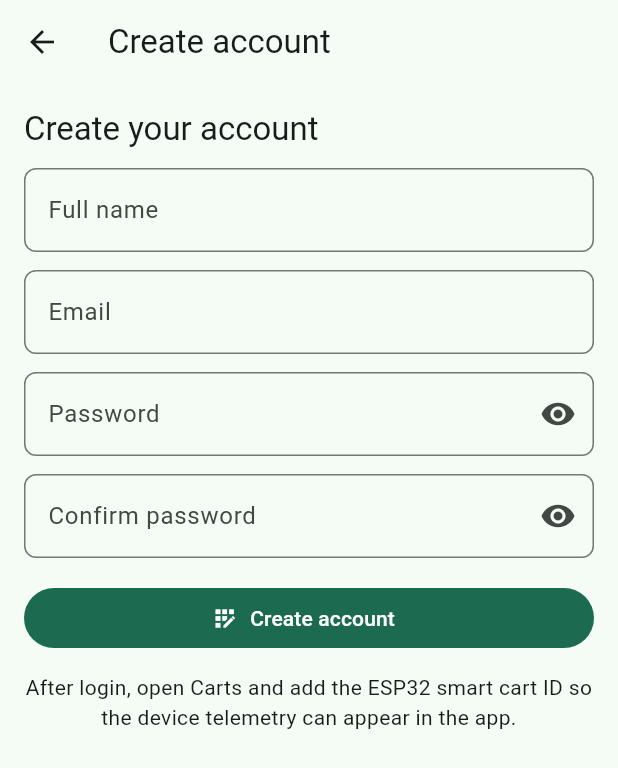
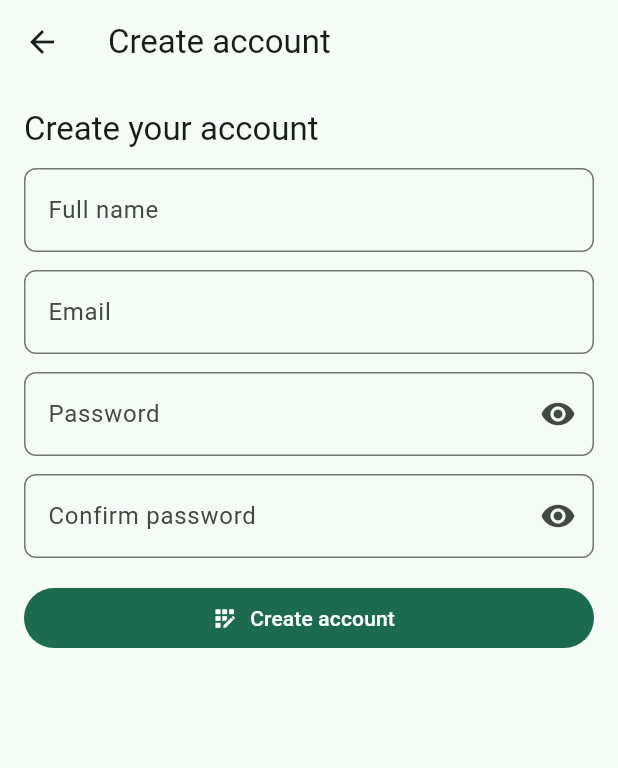
Before and after one commit to Ommymax/smartcart, a Flutter app: the screen it shows after launch, after a tap on "Login", after a tap on "Create account", on a phone screen of 412 x 824 dp. Shown: the top 768 px of the screen. Run offline on Flutter 3.47's test engine with Material 3 defaults, Android fonts, the phone set to English and light mode, and no system bars; our stand-ins replace fl_chart, google_maps_flutter, shared_preferences, socket_io_client; accounts and stored records are empty; network calls fail.

Commit message:
Polish customer-facing login and labels

```diff
--- a/mobile-app/lib/features/auth/login_screen.dart
+++ b/mobile-app/lib/features/auth/login_screen.dart
@@ -11,8 +11,8 @@ class LoginScreen extends StatefulWidget {
 }
 
 class _LoginScreenState extends State<LoginScreen> {
-  final email = TextEditingController(text: 'admin@smartcart.local');
-  final password = TextEditingController(text: 'Admin@12345');
+  final email = TextEditingController();
+  final password = TextEditingController();
   bool obscure = true;
   String? error;
 
@@ -61,7 +61,11 @@ class _LoginScreenState extends State<LoginScreen> {
                           try {
                             await auth.login(email.text.trim(), password.text);
                           } catch (e) {
-                            setState(() => error = e.toString());
+                            final message = _loginMessage(e);
+                            setState(() => error = message);
+                            ScaffoldMessenger.of(context).showSnackBar(
+                              SnackBar(content: Text(message)),
+                            );
                           }
                         },
                   icon: auth.loading ? const SizedBox(width: 18, height: 18, child: CircularProgressIndicator(strokeWidth: 2)) : const Icon(Icons.login),
@@ -89,4 +93,12 @@ class _LoginScreenState extends State<LoginScreen> {
       ),
     );
   }
+
+  String _loginMessage(Object error) {
+    final text = error.toString().toLowerCase();
+    if (text.contains('invalid email') || text.contains('invalid') || text.contains('401')) {
+      return 'Incorrect email or password';
+    }
+    return 'Unable to login. Please check your connection and try again.';
+  }
 }
--- a/mobile-app/lib/features/auth/register_smart_cart_screen.dart
+++ b/mobile-app/lib/features/auth/register_smart_cart_screen.dart
@@ -89,11 +89,6 @@ class _RegisterSmartCartScreenState extends State<RegisterSmartCartScreen> {
                   icon: auth.loading ? const SizedBox(width: 18, height: 18, child: CircularProgressIndicator(strokeWidth: 2)) : const Icon(Icons.app_registration),
                   label: const Text('Create account'),
                 ),
-                const SizedBox(height: 12),
-                const Text(
-                  'After login, open Carts and add the ESP32 smart cart ID so the device telemetry can appear in the app.',
-                  textAlign: TextAlign.center,
-                ),
               ],
             ),
           ),
--- a/mobile-app/lib/features/carts/cart_registration_screen.dart
+++ b/mobile-app/lib/features/carts/cart_registration_screen.dart
@@ -81,8 +81,11 @@ class _CartRegistrationScreenState extends State<CartRegistrationScreen> {
       await context.read<CartProvider>().createMyCart({'cartId': id.text.trim()});
       if (mounted) Navigator.pop(context);
     } catch (e) {
-      final message = e.toString().contains('ID not found') ? 'ID not found' : e.toString();
+      final message = e.toString().contains('ID not found') ? 'Cart ID not found' : 'Unable to add cart. Please try again.';
       setState(() => error = message);
+      ScaffoldMessenger.of(context).showSnackBar(
+        SnackBar(content: Text(message)),
+      );
     } finally {
       if (mounted) setState(() => saving = false);
     }
--- a/mobile-app/lib/features/carts/fleet_location_screen.dart
+++ b/mobile-app/lib/features/carts/fleet_location_screen.dart
@@ -54,7 +54,7 @@ class FleetLocationScreen extends StatelessWidget {
           const _InfoCard(
             icon: Icons.add_shopping_cart,
             title: 'No smart cart added',
-            message: 'Open Carts and add the ESP32 cart ID first.',
+            message: 'Open Carts and add your Cart ID first.',
           )
         else
           ...provider.carts.map((cart) {
--- a/mobile-app/lib/features/settings/settings_screen.dart
+++ b/mobile-app/lib/features/settings/settings_screen.dart
@@ -23,7 +23,7 @@ class SettingsScreen extends StatelessWidget {
               child: Icon(Icons.person, color: Theme.of(context).colorScheme.onPrimaryContainer),
             ),
             title: Text(auth.user?.name ?? 'User profile'),
-            subtitle: Text('${auth.user?.email ?? ''} - ${auth.user?.role ?? ''}'),
+            subtitle: Text(auth.user?.email ?? 'SmartCart Owner'),
           ),
         ),
         const SizedBox(height: 12),
--- a/mobile-app/lib/shared/widgets/app_scaffold.dart
+++ b/mobile-app/lib/shared/widgets/app_scaffold.dart
@@ -1,12 +1,10 @@
 import 'package:flutter/material.dart';
-import '../../features/auth/auth_provider.dart';
 import '../../features/dashboard/dashboard_screen.dart';
 import '../../features/carts/cart_list_screen.dart';
 import '../../features/carts/fleet_location_screen.dart';
 import '../../features/alerts/alerts_screen.dart';
 import '../../features/analytics/analytics_screen.dart';
 import '../../features/settings/settings_screen.dart';
-import 'package:provider/provider.dart';
 
 class AppScaffold extends StatefulWidget {
   const AppScaffold({super.key});
@@ -29,7 +27,6 @@ class _AppScaffoldState extends State<AppScaffold> {
 
   @override
   Widget build(BuildContext context) {
-    final auth = context.watch<AuthProvider>();
     final destinations = [
       const NavigationDestination(icon: Icon(Icons.dashboard_outlined), selectedIcon: Icon(Icons.dashboard), label: 'Dashboard'),
       const NavigationDestination(icon: Icon(Icons.shopping_cart_outlined), selectedIcon: Icon(Icons.shopping_cart), label: 'Carts'),
@@ -44,7 +41,7 @@ class _AppScaffoldState extends State<AppScaffold> {
         final wide = constraints.maxWidth >= 900;
         return Scaffold(
           appBar: AppBar(
-            title: Text('SmartCart${auth.userRole == null ? '' : ' - ${auth.userRole}'}'),
+            title: const Text('SmartCart'),
             actions: [
               IconButton(
                 tooltip: 'Refresh',
```
